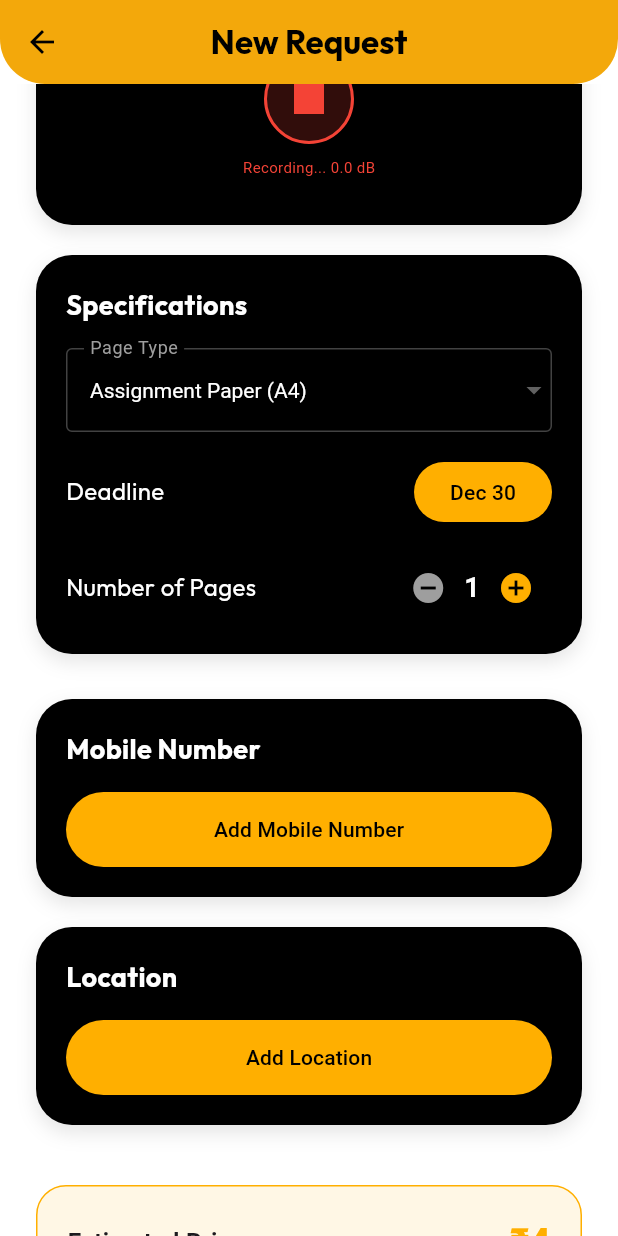
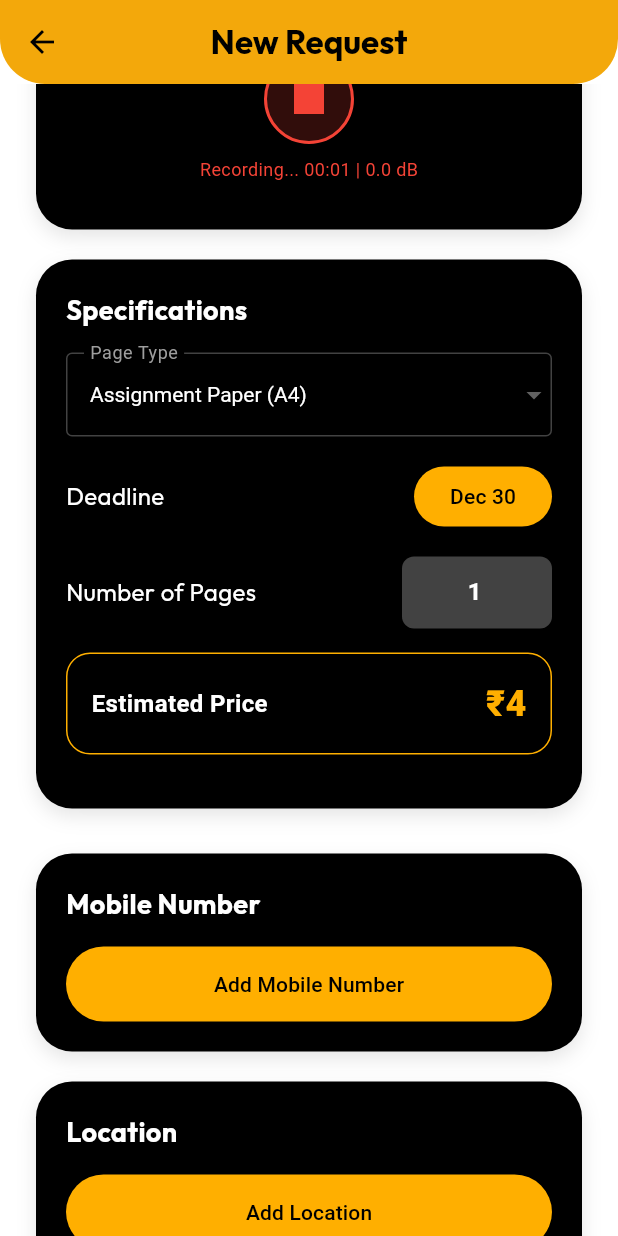
Before and after one commit to ramanandkrgupta/AssignMates, a Flutter app: the CreateRequestScreen screen opened directly, scrolled down 576 dp, after a tap on the "mic" icon, on a phone screen of 412 x 824 dp. Run offline on Flutter 3.47's test engine with Material 3 defaults, Android fonts, the phone set to English and light mode, and no system bars; our stand-ins replace chewie, cloud_firestore, equatable, file_picker, firebase_auth, firebase_core and 11 more; missing offline and left inert: cloudinary_public, flutter_sound, razorpay_flutter; accounts and stored records are empty; project files that could hold a hidden picture were left out.

Commit message:
feat: Implement voice recording duration display, scale 'EdSheet' pricing by page count, enhance location detection with a dedicated GPS button and macOS entitlements, and adjust date picker minimums.

```diff
--- a/lib/src/screens/student/create_request_screen.dart
+++ b/lib/src/screens/student/create_request_screen.dart
@@ -51,6 +51,8 @@ class _CreateRequestScreenState extends ConsumerState<CreateRequestScreen> {
   String? _playingPath;
   StreamSubscription? _recorderSubscription;
   double _decibels = 0.0; // For visualizer
+  Timer? _recordTimer;
+  int _recordDuration = 0; // Seconds
 
   // Pricing Logic
   String _pageType = 'A4'; // 'A4' or 'EdSheet'
@@ -129,6 +131,7 @@ class _CreateRequestScreenState extends ConsumerState<CreateRequestScreen> {
       if (path != null) {
         setState(() {
           _isRecording = false;
+          _stopTimer();
           _voiceNotePaths.add(path);
           _decibels = 0.0;
         });
@@ -145,7 +148,11 @@ class _CreateRequestScreenState extends ConsumerState<CreateRequestScreen> {
               }
            });
 
-           setState(() => _isRecording = true);
+           setState(() {
+               _isRecording = true;
+               _recordDuration = 0;
+           });
+           _startTimer();
        }
     }
   }
@@ -165,6 +172,24 @@ class _CreateRequestScreenState extends ConsumerState<CreateRequestScreen> {
          whenFinished: () => setState(() => _playingPath = null),
       );
     }
+  }
+
+  void _startTimer() {
+    _recordTimer?.cancel();
+    _recordTimer = Timer.periodic(const Duration(seconds: 1), (timer) {
+      setState(() => _recordDuration++);
+    });
+  }
+
+  void _stopTimer() {
+    _recordTimer?.cancel();
+    _recordDuration = 0;
+  }
+
+  String _formatDuration(int seconds) {
+    final minutes = (seconds / 60).floor().toString().padLeft(2, '0');
+    final secs = (seconds % 60).toString().padLeft(2, '0');
+    return '$minutes:$secs';
   }
 
   Future<void> _pickFiles(FileType type, List<PlatformFile> targetList, {List<String>? allowedExtensions}) async {
@@ -188,7 +213,7 @@ class _CreateRequestScreenState extends ConsumerState<CreateRequestScreen> {
     final days = _deadline!.difference(DateTime.now()).inDays + 1;
 
     if (_pageType == 'EdSheet') {
-      _estimatedPrice = 230.0; // Fixed
+      _estimatedPrice = 230.0 * _pageCount; // Fixed per page
     } else {
       // Assignment
       double pricePerPage = 4.0;
@@ -203,39 +228,67 @@ class _CreateRequestScreenState extends ConsumerState<CreateRequestScreen> {
   }
 
   Future<void> _updateContactDetails(AppUser user) async {
-    setState(() => _isLoading = true);
-    try {
-        final serviceEnabled = await Geolocator.isLocationServiceEnabled();
-        if (!serviceEnabled) throw Exception('Location services are disabled.');
-
-        var permission = await Geolocator.checkPermission();
-        if (permission == LocationPermission.denied) permission = await Geolocator.requestPermission();
-        if (permission == LocationPermission.deniedForever) throw Exception('Location permissions denied.');
-
-        final position = await Geolocator.getCurrentPosition();
-        final placemarks = await placemarkFromCoordinates(position.latitude, position.longitude);
-        String fetchedAddress = '';
-        if (placemarks.isNotEmpty) {
-           final place = placemarks.first;
-           fetchedAddress = '${place.street}, ${place.subLocality}, ${place.locality}, ${place.postalCode}';
-        }
-
-        if (!mounted) return;
-
     final phoneController = TextEditingController(text: user.phoneNumber ?? '');
-        final addressController = TextEditingController(text: fetchedAddress.isNotEmpty ? fetchedAddress : (user.location ?? ''));
+    final addressController = TextEditingController(text: user.location ?? '');
 
     await showDialog(
       context: context,
       builder: (context) => AlertDialog(
         title: const Text('Update Contact'),
-            content: Column(
+        content: StatefulBuilder(
+          builder: (context, setDialogState) {
+            return Column(
               mainAxisSize: MainAxisSize.min,
               children: [
-                TextField(controller: addressController, decoration: const InputDecoration(labelText: 'Address', prefixIcon: Icon(Icons.location_on))),
+                TextField(
+                  controller: addressController,
+                  decoration: const InputDecoration(labelText: 'Address', prefixIcon: Icon(Icons.location_on)),
+                  maxLines: 3,
+                ),
+                const SizedBox(height: 10),
+                ElevatedButton.icon(
+                  onPressed: () async {
+                     setDialogState(() => _isLoading = true); // Local loading usually
+                     try {
+                        bool serviceEnabled = await Geolocator.isLocationServiceEnabled();
+                        if (!serviceEnabled) {
+                           // Try to open settings
+                           serviceEnabled = await Geolocator.openLocationSettings();
+                           if (!serviceEnabled) throw Exception('Please enable Location Services (GPS) on your device.');
+                        }
+
+                        var permission = await Geolocator.checkPermission();
+                        if (permission == LocationPermission.denied) {
+                           permission = await Geolocator.requestPermission();
+                           if (permission == LocationPermission.denied) throw Exception('Location permissions are denied.');
+                        }
+                        if (permission == LocationPermission.deniedForever) {
+                           throw Exception('Location permissions are permanently denied. Please enable them in App Settings.');
+                        }
+
+                        final position = await Geolocator.getCurrentPosition();
+                        final placemarks = await placemarkFromCoordinates(position.latitude, position.longitude);
+                        if (placemarks.isNotEmpty) {
+                           final place = placemarks.first;
+                           final fetched = '${place.street}, ${place.subLocality}, ${place.locality}, ${place.postalCode}';
+                           addressController.text = fetched;
+                        }
+                     } catch (e) {
+                        debugPrint('GPS Error: $e');
+                        ScaffoldMessenger.of(context).showSnackBar(SnackBar(content: Text('GPS Error: $e'), backgroundColor: Colors.red));
+                     } finally {
+                        setDialogState(() => _isLoading = false);
+                     }
+                  },
+                  icon: const Icon(Icons.my_location),
+                  label: const Text('Detect GPS Location'),
+                  style: ElevatedButton.styleFrom(backgroundColor: Colors.black, foregroundColor: Colors.white),
+                ),
                 const SizedBox(height: 10),
                 TextField(controller: phoneController, decoration: const InputDecoration(labelText: 'Mobile', prefixIcon: Icon(Icons.phone)), keyboardType: TextInputType.phone),
               ],
+            );
+          }
         ),
         actions: [
           TextButton(onPressed: () => Navigator.pop(context), child: const Text('Cancel')),
@@ -255,11 +308,6 @@ class _CreateRequestScreenState extends ConsumerState<CreateRequestScreen> {
         ],
       ),
     );
-    } catch (e) {
-       if (mounted) ScaffoldMessenger.of(context).showSnackBar(SnackBar(content: Text('Error: $e')));
-    } finally {
-       if (mounted) setState(() => _isLoading = false);
-    }
   }
 
 
@@ -531,7 +579,7 @@ class _CreateRequestScreenState extends ConsumerState<CreateRequestScreen> {
                               if (_isRecording)
                                  Padding(
                                    padding: const EdgeInsets.only(top: 8.0),
-                                   child: Text('Recording... ${(_decibels).toStringAsFixed(1)} dB', style: const TextStyle(color: Colors.red, fontSize: 10)),
+                                   child: Text('Recording... ${_formatDuration(_recordDuration)} | ${(_decibels).toStringAsFixed(1)} dB', style: const TextStyle(color: Colors.red, fontSize: 12)),
                                  ),
                             ],
                          ),
@@ -598,10 +646,14 @@ class _CreateRequestScreenState extends ConsumerState<CreateRequestScreen> {
                            Text('Deadline', style: GoogleFonts.outfit(color: Colors.white, fontSize: 16)),
                            ElevatedButton(
                               onPressed: () async {
+                                 // For EdSheet: Min 3 days
+                                 final minDays = _pageType == 'EdSheet' ? 3 : 0;
+                                 final initialDate = DateTime.now().add(Duration(days: minDays > 0 ? minDays : 4)); // Default somewhat ahead
+
                                  final picked = await showDatePicker(
                                    context: context,
-                                   initialDate: DateTime.now().add(const Duration(days: 4)),
-                                   firstDate: DateTime.now(),
+                                   initialDate: _deadline != null && _deadline!.isAfter(DateTime.now().add(Duration(days: minDays))) ? _deadline! : initialDate,
+                                   firstDate: DateTime.now().add(Duration(days: minDays)),
                                    lastDate: DateTime.now().add(const Duration(days: 60))
                                  );
                                  if (picked != null) setState(() { _deadline = picked; _calculateEstimate(); });
@@ -612,20 +664,61 @@ class _CreateRequestScreenState extends ConsumerState<CreateRequestScreen> {
                          ],
                       ),
                       const SizedBox(height: 16),
-                       if (_pageType == 'A4')
+                      // Page Count (Visible for both now)
                        Row(
                           mainAxisAlignment: MainAxisAlignment.spaceBetween,
                           children: [
                               Text('Number of Pages', style: GoogleFonts.outfit(color: Colors.white, fontSize: 16)),
-                              Row(
-                                children: [
-                                  IconButton(icon: const Icon(Icons.remove_circle, color: Colors.grey), onPressed: () { if (_pageCount > 1) setState(() { _pageCount--; _calculateEstimate(); }); }),
-                                  Text('$_pageCount', style: const TextStyle(color: Colors.white, fontSize: 18, fontWeight: FontWeight.bold)),
-                                  IconButton(icon: const Icon(Icons.add_circle, color: Color(0xFFFFAF00)), onPressed: () { setState(() { _pageCount++; _calculateEstimate(); }); }),
-                                ],
+                              SizedBox(
+                                width: 100,
+                                child: TextFormField(
+                                  // Use Key to force rebuild if valid changes significantly, or controller.
+                                  // Simple initialValue works if not constantly changing from outside.
+                                  initialValue: _pageCount.toString(),
+                                  keyboardType: TextInputType.number,
+                                  style: const TextStyle(color: Colors.white, fontWeight: FontWeight.bold),
+                                  textAlign: TextAlign.center,
+                                  decoration: InputDecoration(
+                                    contentPadding: const EdgeInsets.symmetric(vertical: 8),
+                                    filled: true,
+                                    fillColor: Colors.grey[800],
+                                    border: OutlineInputBorder(borderRadius: BorderRadius.circular(8), borderSide: BorderSide.none),
+                                  ),
+                                  onChanged: (val) {
+                                     final count = int.tryParse(val);
+                                     if (count != null && count > 0) {
+                                       setState(() {
+                                         _pageCount = count;
+                                         _calculateEstimate();
+                                       });
+                                     }
+                                  },
+                                ),
                               ),
                           ],
                        ),
+                       // Estimated Price (Moved here)
+                       const SizedBox(height: 16),
+                       Container(
+                          padding: const EdgeInsets.all(16),
+                          decoration: BoxDecoration(
+                             color: Colors.black,
+                             borderRadius: BorderRadius.circular(16),
+                             border: Border.all(color: const Color(0xFFFFAF00)),
+                             boxShadow: [
+                                BoxShadow(color: Colors.black.withOpacity(0.2), blurRadius: 8, offset: const Offset(0, 4)),
+                             ],
+                          ),
+                          child: Row(
+                             mainAxisAlignment: MainAxisAlignment.spaceBetween,
+                             children: [
+                                const Text('Estimated Price', style: TextStyle(fontSize: 16, fontWeight: FontWeight.bold, color: Colors.white)),
+                                Text('₹${_estimatedPrice.toStringAsFixed(0)}', style: const TextStyle(fontSize: 24, fontWeight: FontWeight.w900, color: Color(0xFFFFAF00))),
+                             ],
+                          ),
+                       ),
+                      const SizedBox(height: 16),
+
                   ],
                 ),
               ),
@@ -666,21 +759,8 @@ class _CreateRequestScreenState extends ConsumerState<CreateRequestScreen> {
               const SizedBox(height: 20),
 
               // Estimate & Submit
-              Container(
-                 padding: const EdgeInsets.all(20),
-                 decoration: BoxDecoration(
-                    color: const Color(0xFFFFAF00).withOpacity(0.1),
-                    borderRadius: BorderRadius.circular(20),
-                    border: Border.all(color: const Color(0xFFFFAF00)),
-                 ),
-                 child: Row(
-                    mainAxisAlignment: MainAxisAlignment.spaceBetween,
-                    children: [
-                       const Text('Estimated Price', style: TextStyle(fontSize: 16, fontWeight: FontWeight.bold)),
-                       Text('₹${_estimatedPrice.toStringAsFixed(0)}', style: const TextStyle(fontSize: 24, fontWeight: FontWeight.w900, color: Color(0xFFFFAF00))),
-                    ],
-                 ),
-              ),
+              const SizedBox(height: 20),
+              // Price removed from here, moved up.
               const SizedBox(height: 20),
               SizedBox(
                 width: double.infinity,
```
Also changed, not shown: 3 other files. Lines whose indentation alone changed are shown as unchanged.
